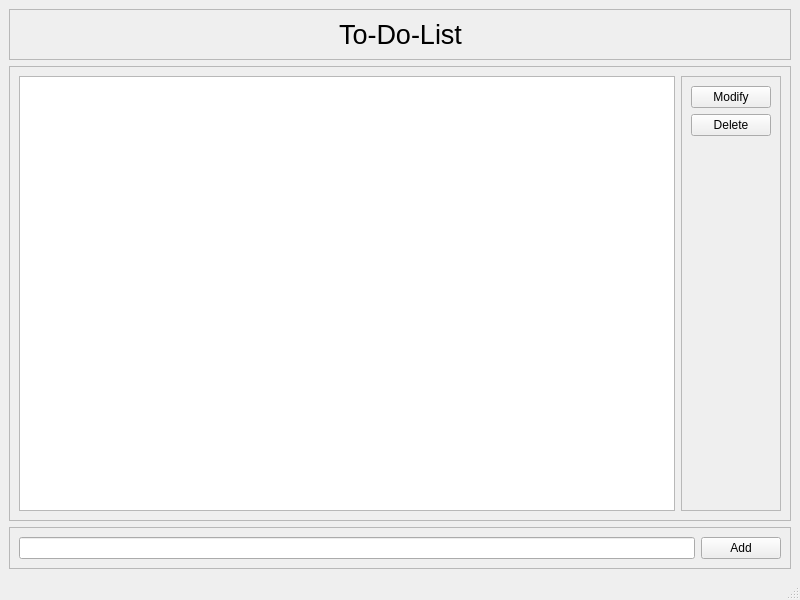
Before: the Qt Designer form mainwindow.ui in Nicolastolinii/To-Do-List-App, drawn with Qt 5.
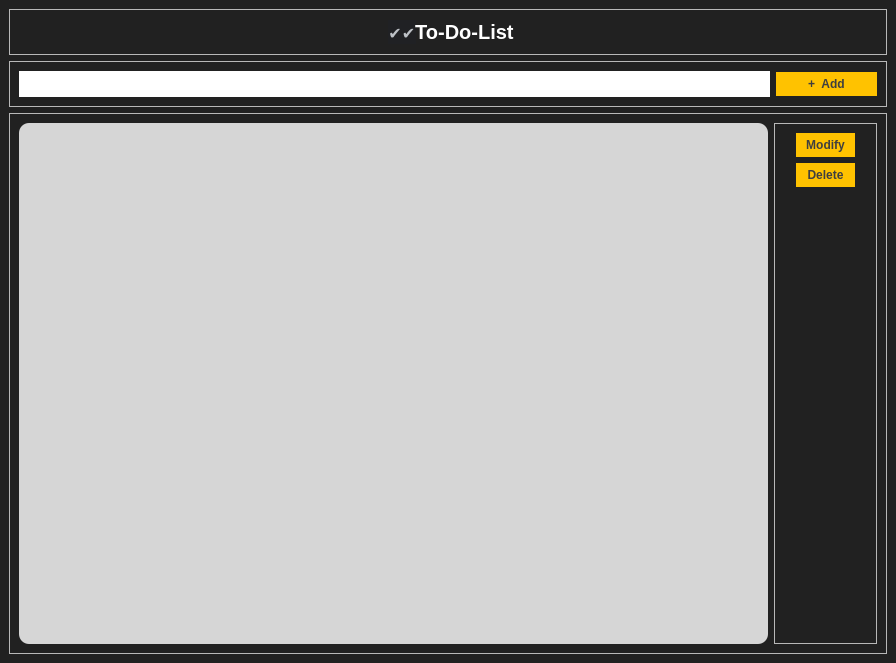
After: the same form once the commit is applied. Icons and pictures are not drawn.

```diff
--- a/mainwindow.ui
+++ b/mainwindow.ui
@@ -6,17 +6,53 @@
    <rect>
     <x>0</x>
     <y>0</y>
-    <width>800</width>
-    <height>600</height>
+    <width>896</width>
+    <height>663</height>
    </rect>
   </property>
   <property name="windowTitle">
    <string>MainWindow</string>
   </property>
+  <property name="styleSheet">
+   <string notr="true">/* Estilos para QMainWindow */
+QMainWindow {
+    background-color: rgb(33, 33, 33); /* Color de fondo */
+	color:white;
+}
+
+/* Widget central (área principal) */
+QMainWindow::centralWidget {
+    background-color: white; /* Color de fondo del área principal */
+}
+</string>
+  </property>
   <widget class="QWidget" name="centralwidget">
    <layout class="QVBoxLayout" name="verticalLayout_2">
     <item>
      <widget class="QFrame" name="frameEncabezado">
+      <property name="enabled">
+       <bool>true</bool>
+      </property>
+      <property name="styleSheet">
+       <string notr="true">/* Estilos para el QFrame del encabezado */
+QFrame#frameEncabezado {
+    color: white; /* Color del texto del encabezado */
+    border-bottom: 2px solid black; /* Borde inferior del encabezado */
+	height: 50px;
+	max-height: 100px;
+	text-align: center;
+
+}
+
+QFrame#frameEncabezado QLabel {
+    font-size: 5px; /* Tamaño de la fuente para el título de la aplicación */
+    font-weight: bold; /* Negrita para el título de la aplicación */
+    padding: 0px; /* Espaciado interno para el título de la aplicación */
+    text-align: center; /* Centrar el texto */
+    width: 100%; /* Hacer que el QLabel ocupe el 100% del ancho del contenedor */
+}
+</string>
+      </property>
       <property name="frameShape">
        <enum>QFrame::StyledPanel</enum>
       </property>
@@ -39,8 +75,22 @@
        </item>
        <item>
         <widget class="QLabel" name="titulo">
+         <property name="styleSheet">
+          <string notr="true">QLabel {
+    color: white; /* Color del texto */
+    font-size: 20px; /* Tamaño de la fuente para el título de la aplicación */
+    font-weight: bold; /* Negrita para el título de la aplicación */
+    padding: 1px 0px; /* Espaciado interno para el título de la aplicación */
+    text-align: center; /* Centrar el texto horizontalmente */
+    line-height: 100%; /* Centrar el texto verticalmente */
+    width: 100%; 
+	height: 40px;
+	max-height: 50px;
+}
+</string>
+         </property>
          <property name="text">
-          <string>&lt;html&gt;&lt;head/&gt;&lt;body&gt;&lt;p align=&quot;center&quot;&gt;&lt;span style=&quot; font-size:20pt;&quot;&gt;To-Do-List&lt;/span&gt;&lt;/p&gt;&lt;/body&gt;&lt;/html&gt;</string>
+          <string>&lt;html&gt;&lt;head/&gt;&lt;body&gt;&lt;p align=&quot;center&quot;&gt;&lt;span style=&quot; font-family:'Google Sans','arial','sans-serif'; font-size:16px; font-weight:400; color:#bdc1c6; background-color:#202124;&quot;&gt;✔✔&lt;/span&gt;To-Do-List&lt;/p&gt;&lt;/body&gt;&lt;/html&gt;</string>
          </property>
         </widget>
        </item>
@@ -60,6 +110,73 @@
       </layout>
      </widget>
     </item>
+    <item>
+     <widget class="QFrame" name="frameInput">
+      <property name="frameShape">
+       <enum>QFrame::StyledPanel</enum>
+      </property>
+      <property name="frameShadow">
+       <enum>QFrame::Raised</enum>
+      </property>
+      <layout class="QHBoxLayout" name="horizontalLayout_3">
+       <item>
+        <widget class="QLineEdit" name="input">
+         <property name="styleSheet">
+          <string notr="true">/* Hoja de estilo para QPushButton y QLineEdit */
+QPushButton, QLineEdit {
+    padding: 5px 10px; /* 5px arriba y abajo, 10px a los lados */
+    text-align: center; /* Centrar el texto */
+ 	border-radius: 14px;
+    background-color:#FFFFFF; /* Color de fondo */
+    color: black; /* Color del texto */
+}
+
+/* Estilo cuando el ratón está sobre el botón */
+QPushButton:hover {
+    background-color: gray;
+    color: black;
+}
+
+</string>
+         </property>
+        </widget>
+       </item>
+       <item>
+        <widget class="QPushButton" name="addTask">
+         <property name="font">
+          <font>
+           <bold>true</bold>
+          </font>
+         </property>
+         <property name="cursor">
+          <cursorShape>PointingHandCursor</cursorShape>
+         </property>
+         <property name="styleSheet">
+          <string notr="true">QPushButton {
+    background-color: #FFC200;
+    color: #3f3f3f;
+    border-radius: 13px;
+    padding: 5px 32px; 
+    text-align: center;
+}
+
+QPushButton:hover {
+    background-color: #cc9900;
+    color: #3f3f3f;
+}
+</string>
+         </property>
+         <property name="text">
+          <string>+  Add</string>
+         </property>
+         <property name="icon">
+          <iconset theme="window-new"/>
+         </property>
+        </widget>
+       </item>
+      </layout>
+     </widget>
+    </item>
     <item>
      <widget class="QFrame" name="frameLayout">
       <property name="frameShape">
@@ -73,12 +190,46 @@
         <widget class="QListWidget" name="listWidget">
          <property name="font">
           <font>
-           <family>Verdana</family>
+           <family>Arial</family>
            <pointsize>11</pointsize>
            <italic>false</italic>
-           <bold>false</bold>
+           <bold>true</bold>
           </font>
          </property>
+         <property name="styleSheet">
+          <string notr="true">/* Estilos para QListWidget */
+QListWidget {
+    background-color: #d6d6d6; /* Color de fondo de la lista */
+	border-radius: 10px;
+}
+
+/* Elementos de la lista */
+QListWidget::item {
+	height: 32px;
+	max-height: 32px;
+	width: 100%;
+	max-width:100%;
+    color: black; /* Color del texto de cada elemento de la lista */
+	background-color:rgb(65, 65, 65);
+    border-bottom: 1px solid darkgray; /* Borde inferior de cada elemento de la lista */
+    padding: 5px; /* Espaciado interno de cada elemento de la lista */
+	padding-left: 15px;
+}
+
+QListWidget::item:selected {
+    background-color: rgb(139, 139, 139); /* Color de fondo cuando un elemento de la lista está seleccionado */
+    color: white; 
+    border: none;
+	outline: none;
+}
+</string>
+         </property>
+         <property name="selectionMode">
+          <enum>QAbstractItemView::SingleSelection</enum>
+         </property>
+         <property name="uniformItemSizes">
+          <bool>true</bool>
+         </property>
         </widget>
        </item>
        <item>
@@ -92,6 +243,27 @@
          <layout class="QVBoxLayout" name="verticalLayout">
           <item>
            <widget class="QPushButton" name="modify">
+            <property name="font">
+             <font>
+              <bold>true</bold>
+             </font>
+            </property>
+            <property name="styleSheet">
+             <string notr="true">QPushButton {
+    background-color: #FFC200;
+    color: #3f3f3f;
+    border-radius: 13px;
+    padding: 5px 10px; 
+    text-align: center;
+	margin:0px 12px;
+}
+
+QPushButton:hover {
+    background-color: #cc9900;
+    color: #3f3f3f;
+}
+</string>
+            </property>
             <property name="text">
              <string>Modify</string>
             </property>
@@ -99,6 +271,27 @@
           </item>
           <item>
            <widget class="QPushButton" name="Delete">
+            <property name="font">
+             <font>
+              <bold>true</bold>
+             </font>
+            </property>
+            <property name="styleSheet">
+             <string notr="true">QPushButton {
+    background-color: #FFC200;
+    color: #3f3f3f;
+    border-radius: 13px;
+    padding: 5px 10px; 
+    text-align: center;
+	margin:0px 12px;
+}
+
+QPushButton:hover {
+    background-color: #cc9900;
+    color: #3f3f3f;
+}
+</string>
+            </property>
             <property name="text">
              <string>Delete</string>
             </property>
@@ -112,7 +305,7 @@
             <property name="sizeHint" stdset="0">
              <size>
               <width>20</width>
-              <height>324</height>
+              <height>318</height>
              </size>
             </property>
            </spacer>
@@ -123,47 +316,8 @@
       </layout>
      </widget>
     </item>
-    <item>
-     <widget class="QFrame" name="frameInput">
-      <property name="frameShape">
-       <enum>QFrame::StyledPanel</enum>
-      </property>
-      <property name="frameShadow">
-       <enum>QFrame::Raised</enum>
-      </property>
-      <layout class="QHBoxLayout" name="horizontalLayout_3">
-       <item>
-        <widget class="QLineEdit" name="input"/>
-       </item>
-       <item>
-        <widget class="QPushButton" name="addTask">
-         <property name="cursor">
-          <cursorShape>PointingHandCursor</cursorShape>
-         </property>
-         <property name="text">
-          <string>Add</string>
-         </property>
-         <property name="icon">
-          <iconset theme="window-new"/>
-         </property>
-        </widget>
-       </item>
-      </layout>
-     </widget>
-    </item>
    </layout>
   </widget>
-  <widget class="QMenuBar" name="menubar">
-   <property name="geometry">
-    <rect>
-     <x>0</x>
-     <y>0</y>
-     <width>800</width>
-     <height>21</height>
-    </rect>
-   </property>
-  </widget>
-  <widget class="QStatusBar" name="statusbar"/>
  </widget>
  <resources/>
  <connections/>
```
